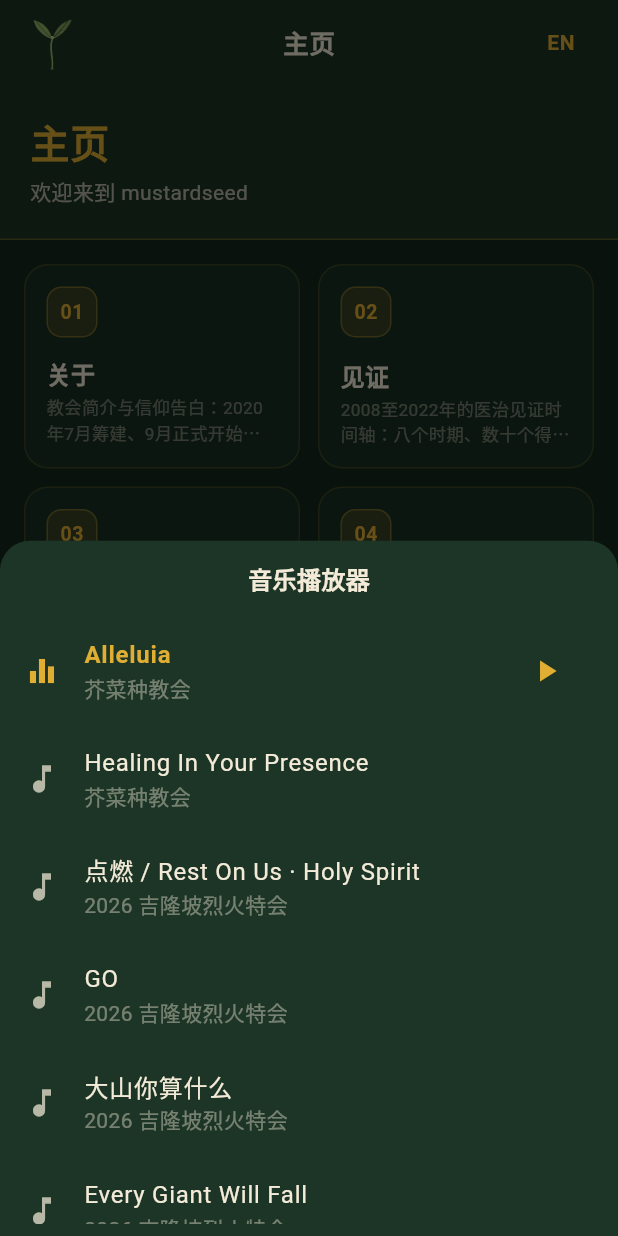
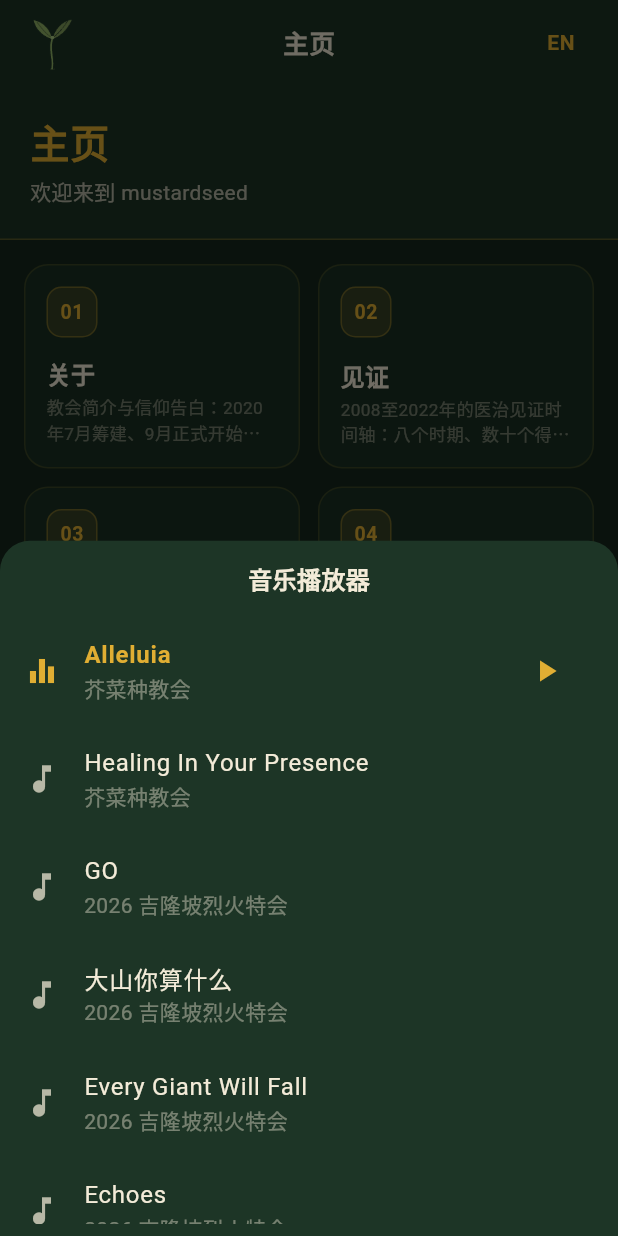
Before and after one commit to harpsvials/mustardseed-app, a Flutter app: the screen it shows after launch, after a tap on "音乐播放器", on a phone screen of 412 x 824 dp. Run offline on Flutter 3.47's test engine with Material 3 defaults, Android fonts, the phone set to English and light mode, and no system bars; our stand-ins replace audioplayers, flutter_local_notifications, flutter_tts, package_info_plus; network calls fail.

Commit message:
fix(app): 热更新源增加 GitHub Pages 主源（harpsvials.github.io，国内可达），移除已删除的 kl01 歌曲，解决国内网络无法拉取更新

```diff
--- a/app/lib/data/app_data.dart
+++ b/app/lib/data/app_data.dart
@@ -85,6 +85,7 @@ class AppData {
   /// 从 GitHub 拉取最新内容；失败返回 null（调用方回退内置）
   static Future<AppData?> fetchRemote() async {
     const sources = [
+      'https://harpsvials.github.io/mustardseed-app/appdata/appdata.json',
       'https://raw.githubusercontent.com/harpsvials/mustardseed-app/main/appdata/appdata.json',
       'https://cdn.jsdelivr.net/gh/harpsvials/mustardseed-app@main/appdata/appdata.json',
     ];
--- a/app/lib/services/audio_controller.dart
+++ b/app/lib/services/audio_controller.dart
@@ -23,6 +23,7 @@ class MusicTracks {
       sub: '芥菜种教会',
       asset: 'music/Alleluia.mp3',
       urls: [
+        'https://harpsvials.github.io/mustardseed-app/mp3/Alleluia.mp3',
         'https://raw.githubusercontent.com/harpsvials/mustardseed-app/main/mp3/Alleluia.mp3',
         'https://cdn.jsdelivr.net/gh/harpsvials/mustardseed-app@main/mp3/Alleluia.mp3',
       ],
@@ -32,16 +33,9 @@ class MusicTracks {
       sub: '芥菜种教会',
       asset: 'music/Healing In Your Presence.mp3',
       urls: [
+        'https://harpsvials.github.io/mustardseed-app/mp3/Healing%20In%20Your%20Presence.mp3',
         'https://raw.githubusercontent.com/harpsvials/mustardseed-app/main/mp3/Healing%20In%20Your%20Presence.mp3',
         'https://cdn.jsdelivr.net/gh/harpsvials/mustardseed-app@main/mp3/Healing%20In%20Your%20Presence.mp3',
-      ],
-    ),
-    Track(
-      title: '点燃 / Rest On Us · Holy Spirit',
-      sub: '2026 吉隆坡烈火特会',
-      urls: [
-        'https://raw.githubusercontent.com/harpsvials/mustardseed-app/main/mp3/kl01_RestOnUs.mp3',
-        'https://cdn.jsdelivr.net/gh/harpsvials/mustardseed-app@main/mp3/kl01_RestOnUs.mp3',
       ],
     ),
     Track(
@@ -49,6 +43,7 @@ class MusicTracks {
       sub: '2026 吉隆坡烈火特会',
       asset: 'music/kl02_GO.mp3',
       urls: [
+        'https://harpsvials.github.io/mustardseed-app/mp3/kl02_GO.mp3',
         'https://raw.githubusercontent.com/harpsvials/mustardseed-app/main/mp3/kl02_GO.mp3',
         'https://cdn.jsdelivr.net/gh/harpsvials/mustardseed-app@main/mp3/kl02_GO.mp3',
       ],
@@ -58,6 +53,7 @@ class MusicTracks {
       sub: '2026 吉隆坡烈火特会',
       asset: 'music/kl03_Dashan.mp3',
       urls: [
+        'https://harpsvials.github.io/mustardseed-app/mp3/kl03_Dashan.mp3',
         'https://raw.githubusercontent.com/harpsvials/mustardseed-app/main/mp3/kl03_Dashan.mp3',
         'https://cdn.jsdelivr.net/gh/harpsvials/mustardseed-app@main/mp3/kl03_Dashan.mp3',
       ],
@@ -67,6 +63,7 @@ class MusicTracks {
       sub: '2026 吉隆坡烈火特会',
       asset: 'music/kl04_GiantWillFall.mp3',
       urls: [
+        'https://harpsvials.github.io/mustardseed-app/mp3/kl04_GiantWillFall.mp3',
         'https://raw.githubusercontent.com/harpsvials/mustardseed-app/main/mp3/kl04_GiantWillFall.mp3',
         'https://cdn.jsdelivr.net/gh/harpsvials/mustardseed-app@main/mp3/kl04_GiantWillFall.mp3',
       ],
@@ -76,6 +73,7 @@ class MusicTracks {
       sub: '2026 吉隆坡烈火特会',
       asset: 'music/kl05_Echoes.mp3',
       urls: [
+        'https://harpsvials.github.io/mustardseed-app/mp3/kl05_Echoes.mp3',
         'https://raw.githubusercontent.com/harpsvials/mustardseed-app/main/mp3/kl05_Echoes.mp3',
         'https://cdn.jsdelivr.net/gh/harpsvials/mustardseed-app@main/mp3/kl05_Echoes.mp3',
       ],
@@ -85,6 +83,7 @@ class MusicTracks {
       sub: '2026 吉隆坡烈火特会',
       asset: 'music/kl06_LastBattle.mp3',
       urls: [
+        'https://harpsvials.github.io/mustardseed-app/mp3/kl06_LastBattle.mp3',
         'https://raw.githubusercontent.com/harpsvials/mustardseed-app/main/mp3/kl06_LastBattle.mp3',
         'https://cdn.jsdelivr.net/gh/harpsvials/mustardseed-app@main/mp3/kl06_LastBattle.mp3',
       ],
@@ -94,6 +93,7 @@ class MusicTracks {
       sub: '2026 吉隆坡烈火特会',
       asset: 'music/kl07_Dasheng.mp3',
       urls: [
+        'https://harpsvials.github.io/mustardseed-app/mp3/kl07_Dasheng.mp3',
         'https://raw.githubusercontent.com/harpsvials/mustardseed-app/main/mp3/kl07_Dasheng.mp3',
         'https://cdn.jsdelivr.net/gh/harpsvials/mustardseed-app@main/mp3/kl07_Dasheng.mp3',
       ],
@@ -103,6 +103,7 @@ class MusicTracks {
       sub: '2026 吉隆坡烈火特会',
       asset: 'music/kl08_GodsArmy.mp3',
       urls: [
+        'https://harpsvials.github.io/mustardseed-app/mp3/kl08_GodsArmy.mp3',
         'https://raw.githubusercontent.com/harpsvials/mustardseed-app/main/mp3/kl08_GodsArmy.mp3',
         'https://cdn.jsdelivr.net/gh/harpsvials/mustardseed-app@main/mp3/kl08_GodsArmy.mp3',
       ],
@@ -112,6 +113,7 @@ class MusicTracks {
       sub: '2026 吉隆坡烈火特会',
       asset: 'music/kl09_FullPower.mp3',
       urls: [
+        'https://harpsvials.github.io/mustardseed-app/mp3/kl09_FullPower.mp3',
         'https://raw.githubusercontent.com/harpsvials/mustardseed-app/main/mp3/kl09_FullPower.mp3',
         'https://cdn.jsdelivr.net/gh/harpsvials/mustardseed-app@main/mp3/kl09_FullPower.mp3',
       ],
@@ -121,6 +123,7 @@ class MusicTracks {
       sub: '2026 吉隆坡烈火特会',
       asset: 'music/kl10_OpenHeaven.mp3',
       urls: [
+        'https://harpsvials.github.io/mustardseed-app/mp3/kl10_OpenHeaven.mp3',
         'https://raw.githubusercontent.com/harpsvials/mustardseed-app/main/mp3/kl10_OpenHeaven.mp3',
         'https://cdn.jsdelivr.net/gh/harpsvials/mustardseed-app@main/mp3/kl10_OpenHeaven.mp3',
       ],
--- a/app/lib/services/notice_fetcher.dart
+++ b/app/lib/services/notice_fetcher.dart
@@ -14,6 +14,7 @@ class Notice {
 /// notice.json 拉取：每次打开 App 强制推送，不失效
 class NoticeFetcher {
   static const _sources = [
+    'https://harpsvials.github.io/mustardseed-app/notice.json',
     'https://raw.githubusercontent.com/harpsvials/mustardseed-app/main/notice.json',
     'https://cdn.jsdelivr.net/gh/harpsvials/mustardseed-app@main/notice.json',
   ];
--- a/app/lib/services/update_checker.dart
+++ b/app/lib/services/update_checker.dart
@@ -16,7 +16,7 @@ class UpdateChecker {
       'https://api.github.com/repos/harpsvials/mustardseed-app/releases/latest';
   // 弱网/国内网络下 api.github.com 不可达时的兜底源（version.json 由 CI 每次构建后自动更新）
   static const _rawVersion =
-      'https://raw.githubusercontent.com/harpsvials/mustardseed-app/main/version.json';
+      'https://harpsvials.github.io/mustardseed-app/version.json';
   static const _jsdelivrVersion =
       'https://cdn.jsdelivr.net/gh/harpsvials/mustardseed-app@main/version.json';
   static const _fallback =
```
